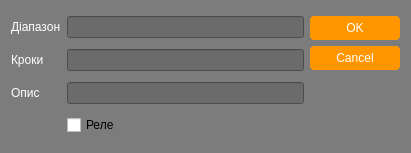
This is add_dialog.ui in neurotoxin78/MagLoop_Controller as Qt 5 draws it before an edit. The edited form follows.
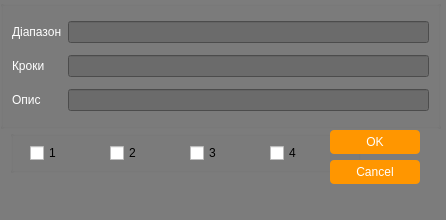
This is the edited form.

What changed in the file:
```diff
--- a/add_dialog.ui
+++ b/add_dialog.ui
@@ -6,8 +6,8 @@
    <rect>
     <x>0</x>
     <y>0</y>
-    <width>411</width>
-    <height>153</height>
+    <width>446</width>
+    <height>220</height>
    </rect>
   </property>
   <property name="windowTitle">
@@ -22,9 +22,80 @@
 QDialog {background-color: rgb(124, 124, 124);}
 </string>
   </property>
-  <layout class="QGridLayout" name="gridLayout">
-   <item row="0" column="2" rowspan="3">
+  <widget class="QGroupBox" name="groupBox">
+   <property name="geometry">
+    <rect>
+     <x>10</x>
+     <y>130</y>
+     <width>351</width>
+     <height>43</height>
+    </rect>
+   </property>
+   <property name="title">
+    <string/>
+   </property>
+   <widget class="QCheckBox" name="relay1checkBox">
+    <property name="geometry">
+     <rect>
+      <x>20</x>
+      <y>10</y>
+      <width>61</width>
+      <height>26</height>
+     </rect>
+    </property>
+    <property name="text">
+     <string>1</string>
+    </property>
+   </widget>
+   <widget class="QCheckBox" name="relay2checkBox">
+    <property name="geometry">
+     <rect>
+      <x>100</x>
+      <y>10</y>
+      <width>71</width>
+      <height>26</height>
+     </rect>
+    </property>
+    <property name="text">
+     <string>2</string>
+    </property>
+   </widget>
+   <widget class="QCheckBox" name="relay3checkBox">
+    <property name="geometry">
+     <rect>
+      <x>180</x>
+      <y>10</y>
+      <width>81</width>
+      <height>26</height>
+     </rect>
+    </property>
+    <property name="text">
+     <string>3</string>
+    </property>
+   </widget>
+   <widget class="QCheckBox" name="relay4checkBox">
+    <property name="geometry">
+     <rect>
+      <x>260</x>
+      <y>10</y>
+      <width>61</width>
+      <height>26</height>
+     </rect>
+    </property>
+    <property name="text">
+     <string>4</string>
+    </property>
+   </widget>
+  </widget>
     <widget class="QDialogButtonBox" name="buttonBox">
+   <property name="geometry">
+    <rect>
+     <x>330</x>
+     <y>130</y>
+     <width>90</width>
+     <height>67</height>
+    </rect>
+   </property>
      <property name="styleSheet">
       <string notr="true">/*-----QPushButton-----*/
 QPushButton
@@ -87,15 +158,28 @@
       <set>QDialogButtonBox::Cancel|QDialogButtonBox::Ok</set>
      </property>
     </widget>
-   </item>
-   <item row="2" column="1">
-    <widget class="QLineEdit" name="desclineEdit"/>
-   </item>
-   <item row="0" column="1">
-    <widget class="QLineEdit" name="bandlineEdit"/>
-   </item>
-   <item row="1" column="1">
-    <widget class="QLineEdit" name="steplineEdit"/>
+  <widget class="QGroupBox" name="groupBox_2">
+   <property name="geometry">
+    <rect>
+     <x>0</x>
+     <y>0</y>
+     <width>441</width>
+     <height>129</height>
+    </rect>
+   </property>
+   <property name="title">
+    <string/>
+   </property>
+   <layout class="QGridLayout" name="gridLayout">
+    <item row="2" column="0">
+     <widget class="QLabel" name="label_3">
+      <property name="styleSheet">
+       <string notr="true">color: rgb(255, 255, 255);</string>
+      </property>
+      <property name="text">
+       <string>Опис</string>
+      </property>
+     </widget>
    </item>
    <item row="1" column="0">
     <widget class="QLabel" name="label_2">
@@ -107,6 +191,9 @@
      </property>
     </widget>
    </item>
+    <item row="0" column="1">
+     <widget class="QLineEdit" name="bandlineEdit"/>
+    </item>
    <item row="0" column="0">
     <widget class="QLabel" name="label">
      <property name="styleSheet">
@@ -117,24 +204,14 @@
      </property>
     </widget>
    </item>
-   <item row="2" column="0">
-    <widget class="QLabel" name="label_3">
-     <property name="styleSheet">
-      <string notr="true">color: rgb(255, 255, 255);</string>
-     </property>
-     <property name="text">
-      <string>Опис</string>
-     </property>
-    </widget>
-   </item>
-   <item row="3" column="1">
-    <widget class="QCheckBox" name="relaycheckBox">
-     <property name="text">
-      <string>Реле</string>
-     </property>
-    </widget>
-   </item>
-  </layout>
+    <item row="1" column="1">
+     <widget class="QLineEdit" name="steplineEdit"/>
+    </item>
+    <item row="2" column="1">
+     <widget class="QLineEdit" name="desclineEdit"/>
+    </item>
+   </layout>
+  </widget>
  </widget>
  <resources/>
  <connections>
```
Lines whose indentation alone changed are shown as unchanged.
